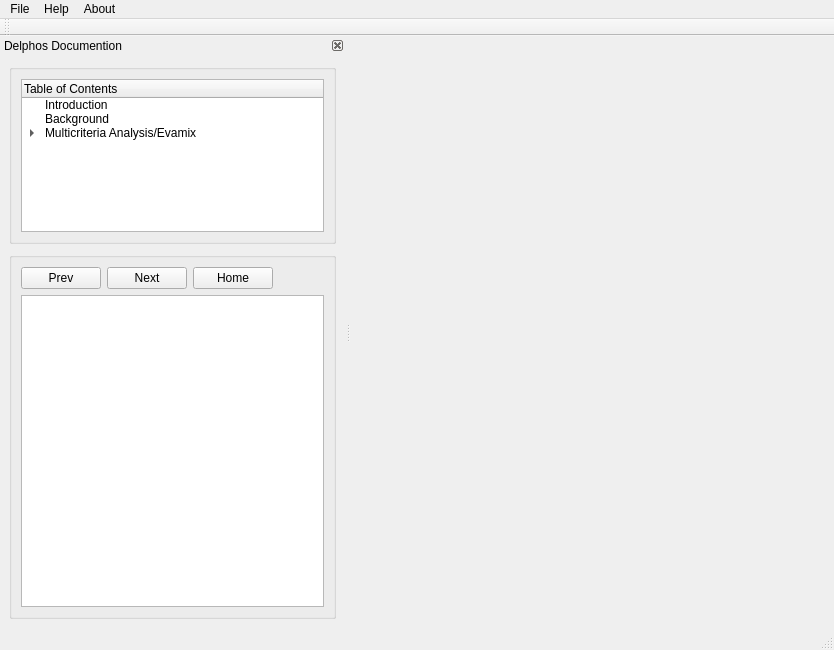
Old version of the form src/gui/main_window.ui in the repository Ecotrust/delphos.
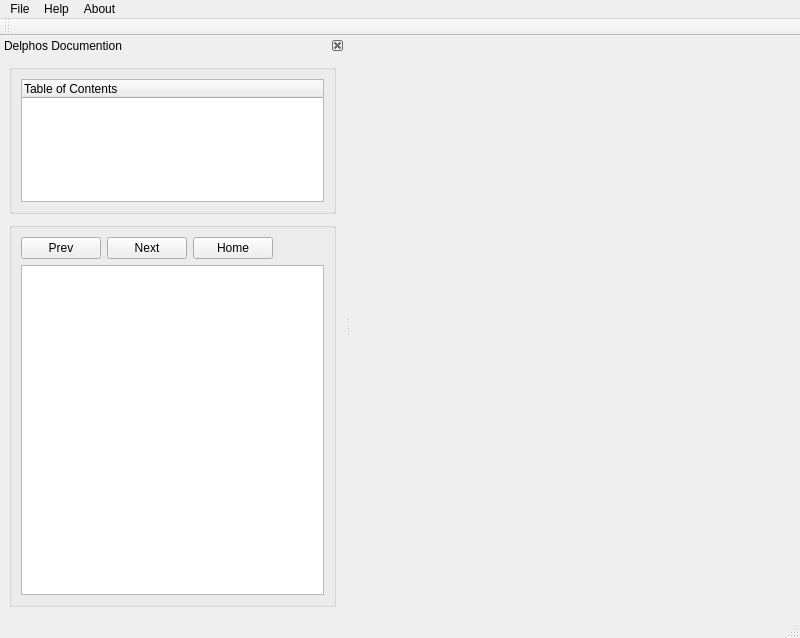
New version of the form. Custom widgets are drawn as their Qt base class.

```diff
--- a/src/gui/main_window.ui
+++ b/src/gui/main_window.ui
@@ -5,8 +5,8 @@
    <rect>
     <x>0</x>
     <y>0</y>
-    <width>834</width>
-    <height>650</height>
+    <width>800</width>
+    <height>638</height>
    </rect>
   </property>
   <property name="minimumSize" >
@@ -24,7 +24,7 @@
     <rect>
      <x>0</x>
      <y>0</y>
-     <width>834</width>
+     <width>800</width>
      <height>22</height>
     </rect>
    </property>
@@ -90,7 +90,7 @@
          <property name="maximumSize" >
           <size>
            <width>16777215</width>
-           <height>180</height>
+           <height>150</height>
           </size>
          </property>
          <property name="title" >
@@ -116,31 +116,6 @@
               <string>Table of Contents</string>
              </property>
             </column>
-            <item>
-             <property name="text" >
-              <string>Introduction</string>
-             </property>
-            </item>
-            <item>
-             <property name="text" >
-              <string>Background</string>
-             </property>
-            </item>
-            <item>
-             <property name="text" >
-              <string>Multicriteria Analysis/Evamix</string>
-             </property>
-             <item>
-              <property name="text" >
-               <string>References</string>
-              </property>
-             </item>
-             <item>
-              <property name="text" >
-               <string>Algorithm</string>
-              </property>
-             </item>
-            </item>
            </widget>
           </item>
          </layout>
```
